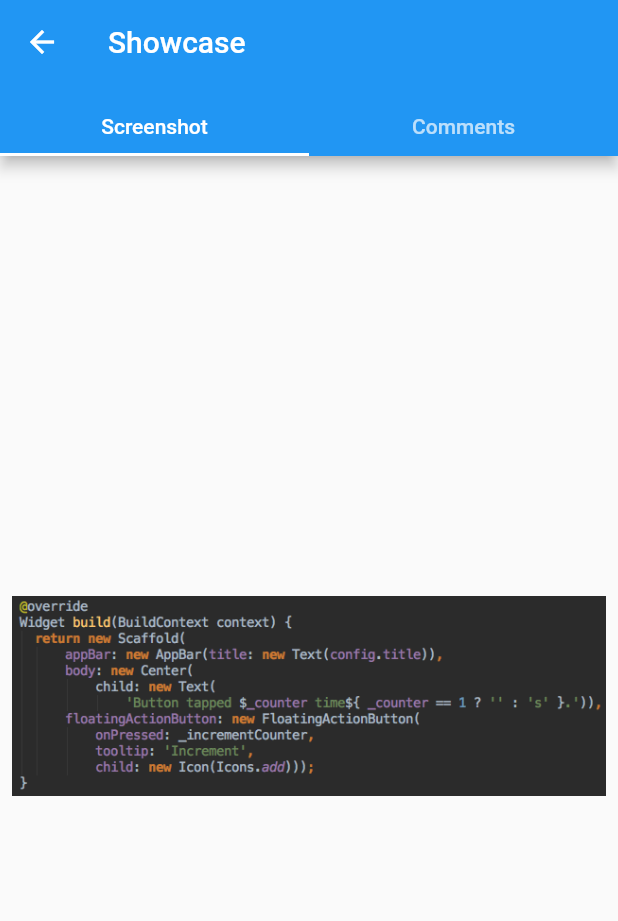
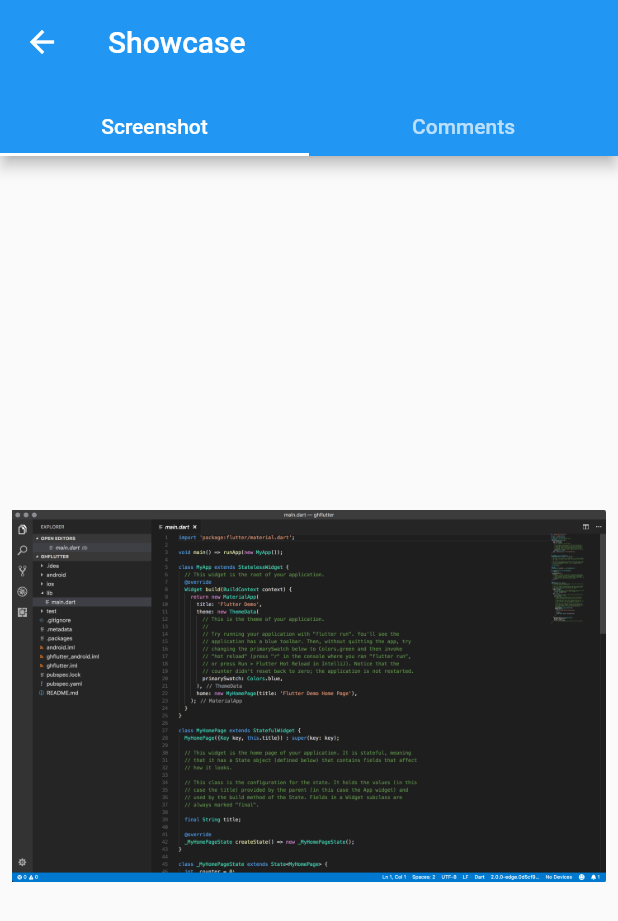
Before and after one commit to JoshMarkF/flutterhub, a Flutter app: the ShowcaseList screen opened directly, after a tap on "Showcase 2", on a phone screen of 412 x 824 dp. Shown: the top 921 px of the screen. Run offline on Flutter 3.47's test engine with Material 2 defaults, Android fonts, the phone set to English and light mode, and no system bars.

```diff
--- a/lib/showcase.dart
+++ b/lib/showcase.dart
@@ -54,7 +54,8 @@ class _ShowCaseListState extends State<ShowcaseList> {
                 onTap: () => Navigator.push(
                       context,
                       MaterialPageRoute(
-                          builder: (context) => ShowcaseExample()),
+                          builder: (context) =>
+                              ShowcaseExample(showcase.title)),
                     ),
                 contentPadding: new EdgeInsets.symmetric(vertical: 8.0),
                 leading: new Image.asset('assets/flutter_code2.png'),
@@ -70,6 +71,8 @@ class _ShowCaseListState extends State<ShowcaseList> {
 }
 
 class ShowcaseExample extends StatelessWidget {
+  ShowcaseExample(String showcaseTitle) : showcaseTitle = showcaseTitle;
+  final String showcaseTitle;
   @override
   Widget build(BuildContext context) {
     return DefaultTabController(
@@ -94,7 +97,7 @@ class ShowcaseExample extends StatelessWidget {
                     padding: new EdgeInsets.all(8.0),
                     child: SingleChildScrollView(
                         child: new Image.asset(
-                      'assets/flutter_code1.png',
+                      getShowcaseImage(showcaseTitle),
                       height: 450.0,
                     )))),
             new ShowcaseCommentList(comments: [
@@ -106,6 +109,23 @@ class ShowcaseExample extends StatelessWidget {
         ),
       ),
     );
+  }
+
+  String getShowcaseImage(showcaseTitle) {
+    switch (showcaseTitle) {
+      case "Showcase 1":
+        {
+          return "assets/flutter_code1.png";
+        }
+      case "Showcase 2":
+        {
+          return "assets/flutter_code2.png";
+        }
+      default:
+        {
+          return "assets/flutter_code1.png";
+        }
+    }
   }
 }
 
```
